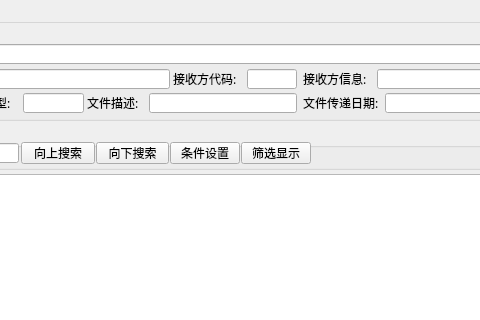
Qt form mainwindow.ui (cnldw/FinanceFileReader) before a commit; both pictures show x 260 to 740 and y 0 to 320 of the 880 by 640 pixel window.
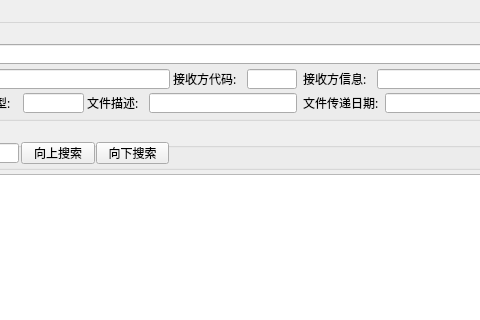
The same form after that commit. Icons and pictures are not drawn.

```diff
--- a/mainwindow.ui
+++ b/mainwindow.ui
@@ -451,48 +451,6 @@
         <string>向下搜索</string>
        </property>
       </widget>
-      <widget class="QPushButton" name="pushButtonNextSearch_2">
-       <property name="geometry">
-        <rect>
-         <x>427</x>
-         <y>17</y>
-         <width>70</width>
-         <height>22</height>
-        </rect>
-       </property>
-       <property name="toolTip">
-        <string>&lt;!DOCTYPE HTML PUBLIC &quot;-//W3C//DTD HTML 4.0//EN&quot; &quot;http://www.w3.org/TR/REC-html40/strict.dtd&quot;&gt;
-&lt;html&gt;&lt;head&gt;&lt;meta name=&quot;qrichtext&quot; content=&quot;1&quot; /&gt;&lt;style type=&quot;text/css&quot;&gt;
-p, li { white-space: pre-wrap; }
-&lt;/style&gt;&lt;/head&gt;&lt;body style=&quot; font-family:'SimSun'; font-size:9pt; font-weight:400; font-style:normal;&quot;&gt;
-&lt;p style=&quot; margin-top:12px; margin-bottom:12px; margin-left:0px; margin-right:0px; -qt-block-indent:0; text-indent:0px;&quot;&gt;筛选显示时,仅显示满足搜索条件的记录行&lt;br/&gt;取消筛选则恢复显示所有记录&lt;/p&gt;
-&lt;/body&gt;&lt;/html&gt;</string>
-       </property>
-       <property name="text">
-        <string>条件设置</string>
-       </property>
-      </widget>
-      <widget class="QPushButton" name="pushButtonNextSearch_3">
-       <property name="geometry">
-        <rect>
-         <x>498</x>
-         <y>17</y>
-         <width>70</width>
-         <height>22</height>
-        </rect>
-       </property>
-       <property name="toolTip">
-        <string>&lt;!DOCTYPE HTML PUBLIC &quot;-//W3C//DTD HTML 4.0//EN&quot; &quot;http://www.w3.org/TR/REC-html40/strict.dtd&quot;&gt;
-&lt;html&gt;&lt;head&gt;&lt;meta name=&quot;qrichtext&quot; content=&quot;1&quot; /&gt;&lt;style type=&quot;text/css&quot;&gt;
-p, li { white-space: pre-wrap; }
-&lt;/style&gt;&lt;/head&gt;&lt;body style=&quot; font-family:'SimSun'; font-size:9pt; font-weight:400; font-style:normal;&quot;&gt;
-&lt;p style=&quot; margin-top:12px; margin-bottom:12px; margin-left:0px; margin-right:0px; -qt-block-indent:0; text-indent:0px;&quot;&gt;筛选显示时,仅显示满足搜索条件的记录行&lt;br/&gt;取消筛选则恢复显示所有记录&lt;/p&gt;
-&lt;/body&gt;&lt;/html&gt;</string>
-       </property>
-       <property name="text">
-        <string>筛选显示</string>
-       </property>
-      </widget>
      </widget>
     </item>
     <item>
```
